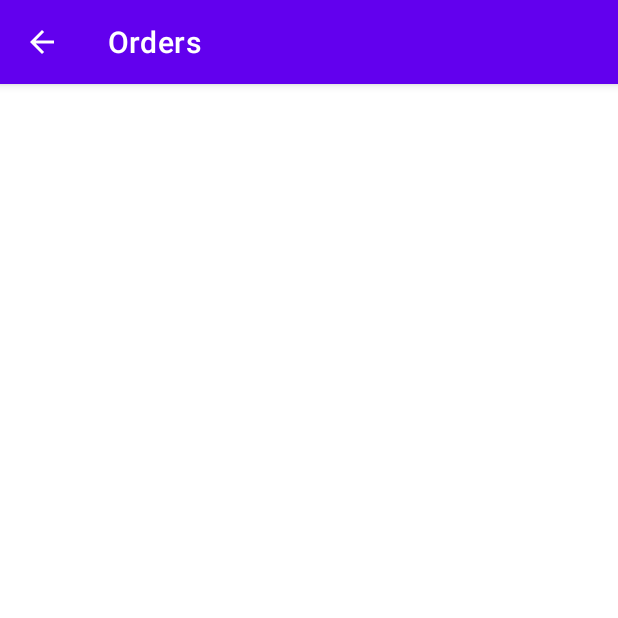
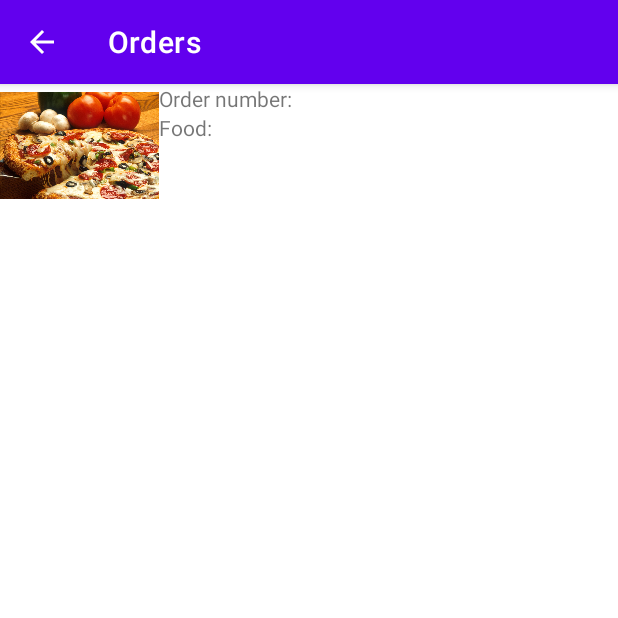
Before and after one commit to asmitnayak/CS506_Spike, an Android app: the Orders screen opened directly, with no data from a screen before it, on a phone screen of 412 x 824 dp, the top half of it. Run offline under Robolectric (Android 15) with nearby library versions, the phone set to English and light mode, and no system bars.

Commit message:
-Update Restuarant UI - Added to Orders Page UI

```diff
--- a/app/src/main/res/layout/activity_orders.xml
+++ b/app/src/main/res/layout/activity_orders.xml
@@ -1,6 +1,5 @@
 <?xml version="1.0" encoding="utf-8"?>
-<androidx.constraintlayout.widget.ConstraintLayout
-    xmlns:android="http://schemas.android.com/apk/res/android"
+<androidx.constraintlayout.widget.ConstraintLayout xmlns:android="http://schemas.android.com/apk/res/android"
     xmlns:app="http://schemas.android.com/apk/res-auto"
     xmlns:tools="http://schemas.android.com/tools"
     android:layout_width="match_parent"
@@ -9,12 +8,37 @@
     <ScrollView
         android:layout_width="match_parent"
         android:layout_height="match_parent"
-        tools:layout_editor_absoluteX="84dp"
-        tools:layout_editor_absoluteY="211dp">
+        app:layout_constraintBottom_toBottomOf="parent"
+        app:layout_constraintEnd_toEndOf="parent"
+        app:layout_constraintHorizontal_bias="0.0"
+        app:layout_constraintStart_toStartOf="parent"
+        app:layout_constraintTop_toTopOf="parent"
+        app:layout_constraintVertical_bias="0.0">
 
-        <LinearLayout
+        <RelativeLayout
             android:layout_width="match_parent"
-            android:layout_height="wrap_content"
-            android:orientation="vertical" />
+            android:layout_height="wrap_content">
+
+            <ImageView
+                android:id="@+id/Order_Image"
+                android:layout_width="106dp"
+                android:layout_height="82dp"
+                app:srcCompat="@drawable/customer_view_background" />
+
+            <TextView
+                android:id="@+id/Order_num"
+                android:layout_width="wrap_content"
+                android:layout_height="wrap_content"
+                android:layout_toRightOf="@id/Order_Image"
+                android:text="Order number:" />
+
+            <TextView
+                android:id="@+id/Food_names"
+                android:layout_width="wrap_content"
+                android:layout_height="wrap_content"
+                android:layout_below="@id/Order_num"
+                android:layout_toRightOf="@id/Order_Image"
+                android:text="Food:" />
+        </RelativeLayout>
     </ScrollView>
 </androidx.constraintlayout.widget.ConstraintLayout>
```
Also changed, not shown: app/src/main/res/layout/activity_restaurant_staff.xml (+38 -11 lines), app/src/main/res/drawable/restaurant_staff_background.png (added).
